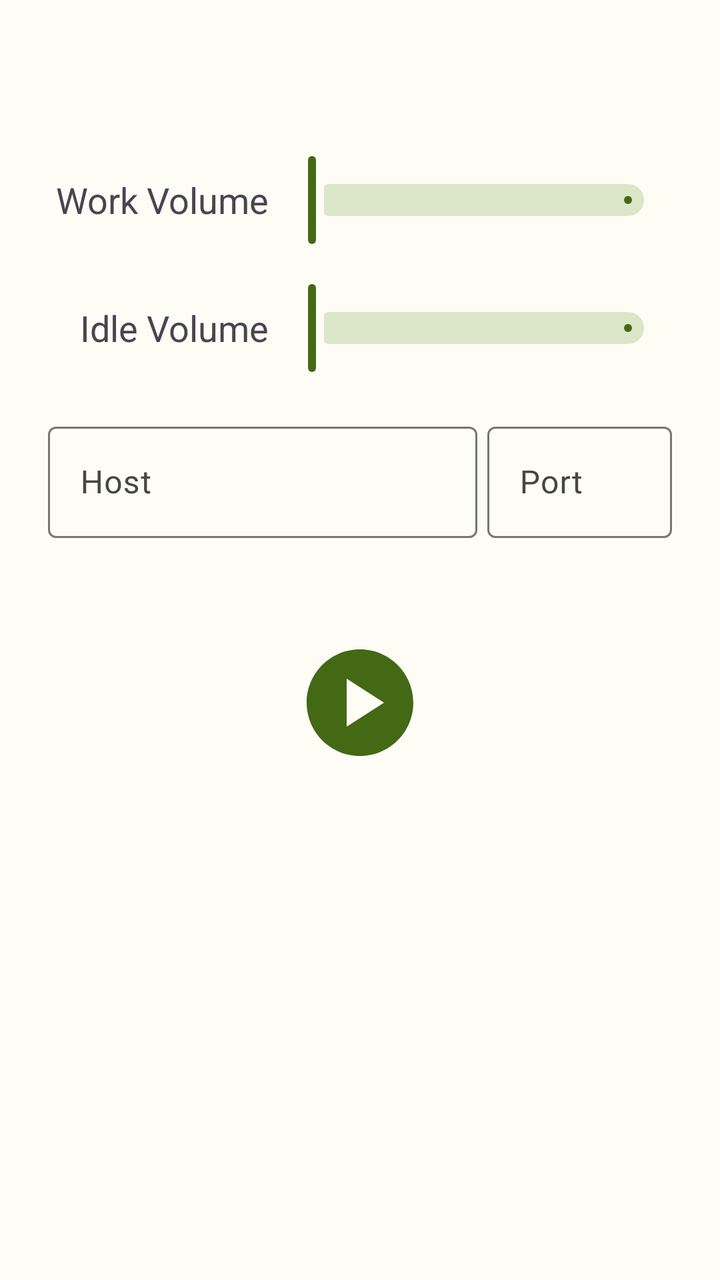
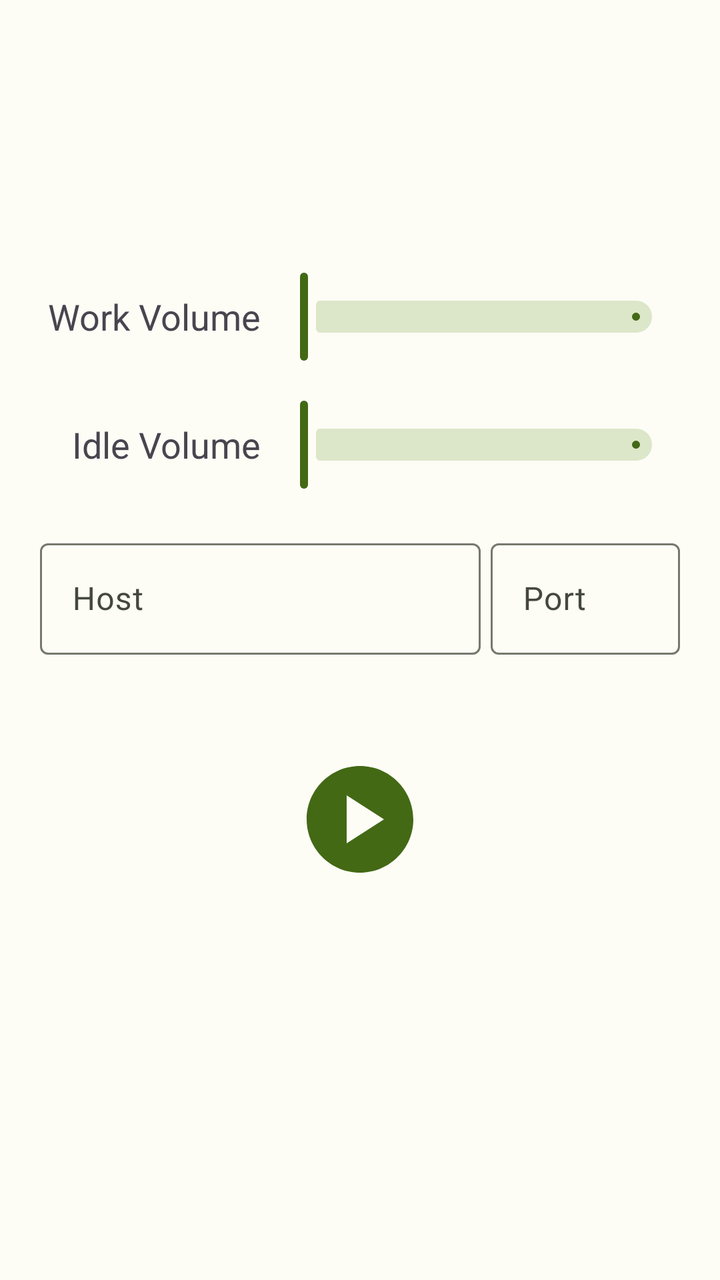

Two renders of the same Android screen: before a commit and after it. Below are the layout's source before the change and the commit's diff.
<!-- AndroidManifest.xml: application theme AppTheme -->
<!-- res/layout/fragment_home.xml -->
<?xml version="1.0" encoding="utf-8"?>
<androidx.constraintlayout.widget.ConstraintLayout xmlns:android="http://schemas.android.com/apk/res/android"
    xmlns:app="http://schemas.android.com/apk/res-auto"
    xmlns:tools="http://schemas.android.com/tools"
    android:layout_width="match_parent"
    android:layout_height="match_parent"
    tools:context=".ui.HomeFragment">

    <LinearLayout
        android:layout_width="match_parent"
        android:layout_height="match_parent"
        android:layout_marginStart="24dp"
        android:layout_marginEnd="24dp"
        android:orientation="vertical"
        android:paddingTop="60dp"
        android:paddingBottom="30dp"
        app:layout_constraintBottom_toBottomOf="parent"
        app:layout_constraintEnd_toEndOf="parent"
        app:layout_constraintStart_toStartOf="parent"
        app:layout_constraintTop_toTopOf="parent">

        <LinearLayout
            android:layout_width="match_parent"
            android:layout_height="wrap_content"
            android:layout_marginTop="16dp"
            android:orientation="horizontal">

            <TextView
                android:layout_width="wrap_content"
                android:layout_height="wrap_content"
                android:gravity="center_vertical|end"
                android:minWidth="110dp"
                android:minHeight="48dp"
                android:singleLine="true"
                android:text="@string/work_volume"
                android:textSize="18sp" />

            <com.google.android.material.slider.Slider
                android:id="@+id/slider_work_volume"
                android:stepSize="1.0"
                app:tickVisible="false"
                android:layout_width="0dp"
                android:layout_height="wrap_content"
                android:layout_gravity="center_vertical"
                android:layout_weight="7"
                tools:ignore="SpeakableTextPresentCheck" />
        </LinearLayout>

        <LinearLayout
            android:layout_width="match_parent"
            android:layout_height="wrap_content"
            android:layout_marginTop="16dp"
            android:orientation="horizontal">

            <TextView
                android:layout_width="wrap_content"
                android:layout_height="wrap_content"
                android:gravity="center_vertical|end"
                android:minWidth="110dp"
                android:minHeight="48dp"
                android:singleLine="true"
                android:text="@string/idle_volume"
                android:textSize="18sp" />

            <com.google.android.material.slider.Slider
                android:id="@+id/slider_idle_volume"
                android:stepSize="1.0"
                app:tickVisible="false"
                android:layout_width="0dp"
                android:layout_height="wrap_content"
                android:layout_gravity="center_vertical"
                android:layout_weight="7"
                tools:ignore="SpeakableTextPresentCheck" />
        </LinearLayout>

        <LinearLayout
            android:layout_width="match_parent"
            android:layout_height="wrap_content"
            android:layout_marginTop="20dp"
            android:orientation="horizontal">

            <com.google.android.material.textfield.TextInputLayout
                android:id="@+id/text_field_host_layout"
                android:hint="Host"
                app:errorEnabled="true"
                android:layout_width="0dp"
                android:layout_height="wrap_content"
                android:layout_weight="7">

                <com.google.android.material.textfield.TextInputEditText
                    android:id="@+id/text_field_host"
                    android:layout_width="match_parent"
                    android:layout_height="wrap_content" />

            </com.google.android.material.textfield.TextInputLayout>

            <com.google.android.material.textfield.TextInputLayout
                android:id="@+id/text_field_port_layout"
                android:hint="Port"
                app:errorEnabled="true"
                android:layout_width="0dp"
                android:layout_height="wrap_content"
                android:layout_weight="3"
                android:layout_marginStart="5dp">

                <com.google.android.material.textfield.TextInputEditText
                    android:id="@+id/text_field_port"
                    android:layout_width="match_parent"
                    android:layout_height="wrap_content" />

            </com.google.android.material.textfield.TextInputLayout>

        </LinearLayout>

        <LinearLayout
            android:layout_width="match_parent"
            android:layout_height="wrap_content"
            android:layout_marginTop="16dp"
            android:gravity="center_horizontal"
            android:orientation="horizontal">

            <com.google.android.material.button.MaterialButton
                android:id="@+id/button_start"
                style="@style/Widget.Material3.Button.IconButton"
                app:icon="@drawable/baseline_play_circle"
                app:iconSize="64dp"
                android:layout_width="wrap_content"
                android:layout_height="wrap_content"
                tools:ignore="SpeakableTextPresentCheck" />

        </LinearLayout>

        <LinearLayout
            android:layout_width="match_parent"
            android:layout_height="match_parent"
            android:layout_marginTop="16dp"
            android:orientation="horizontal">

            <TextView
                android:id="@+id/textViewInfo"
                android:layout_width="wrap_content"
                android:layout_height="wrap_content"
                android:scrollbars="vertical"
                android:textSize="16sp" />
        </LinearLayout>

    </LinearLayout>

</androidx.constraintlayout.widget.ConstraintLayout>
<!-- resources referenced by this layout -->
<resources>
  <!-- drawable baseline_play_circle (drawable) -->
  <vector android:height="24dp" android:tint="#000000"
      android:viewportHeight="24" android:viewportWidth="24"
      android:width="24dp" xmlns:android="http://schemas.android.com/apk/res/android">
      <path android:fillColor="@android:color/white" android:pathData="M12,2C6.48,2 2,6.48 2,12s4.48,10 10,10s10,-4.48 10,-10S17.52,2 12,2zM9.5,16.5v-9l7,4.5L9.5,16.5z"/>
  </vector>
  <string name="idle_volume">Idle Volume</string>
  <string name="work_volume">Work Volume</string>
  <color name="md_theme_light_primary">#436915</color>
  <color name="md_theme_light_onPrimary">#FFFFFF</color>
  <color name="md_theme_light_primaryContainer">#C2F18D</color>
  <color name="md_theme_light_onPrimaryContainer">#0F2000</color>
  <color name="md_theme_light_secondary">#57624A</color>
  <color name="md_theme_light_onSecondary">#FFFFFF</color>
  <color name="md_theme_light_secondaryContainer">#DBE7C8</color>
  <color name="md_theme_light_onSecondaryContainer">#151E0B</color>
  <color name="md_theme_light_tertiary">#386663</color>
  <color name="md_theme_light_onTertiary">#FFFFFF</color>
  <color name="md_theme_light_tertiaryContainer">#BBECE8</color>
  <color name="md_theme_light_onTertiaryContainer">#00201F</color>
  <color name="md_theme_light_error">#BA1A1A</color>
  <color name="md_theme_light_errorContainer">#FFDAD6</color>
  <color name="md_theme_light_onError">#FFFFFF</color>
  <color name="md_theme_light_onErrorContainer">#410002</color>
  <color name="md_theme_light_background">#FDFCF5</color>
  <color name="md_theme_light_onBackground">#1B1C18</color>
  <color name="md_theme_light_surface">#FDFCF5</color>
  <color name="md_theme_light_onSurface">#1B1C18</color>
  <color name="md_theme_light_surfaceVariant">#E1E4D5</color>
  <color name="md_theme_light_onSurfaceVariant">#44483D</color>
  <color name="md_theme_light_outline">#75796C</color>
  <color name="md_theme_light_inverseOnSurface">#F2F1E9</color>
  <color name="md_theme_light_inverseSurface">#30312C</color>
  <color name="md_theme_light_inversePrimary">#A7D474</color>
  <!-- unchanged entries left out for length: 1 -->
</resources>

<!-- the commit's change to res/layout/fragment_home.xml (unified diff, before → after) -->
@@ -8,12 +8,9 @@
 
     <LinearLayout
         android:layout_width="match_parent"
-        android:layout_height="match_parent"
-        android:layout_marginStart="24dp"
-        android:layout_marginEnd="24dp"
+        android:layout_height="wrap_content"
+        android:layout_marginHorizontal="20dp"
         android:orientation="vertical"
-        android:paddingTop="60dp"
-        android:paddingBottom="30dp"
         app:layout_constraintBottom_toBottomOf="parent"
         app:layout_constraintEnd_toEndOf="parent"
         app:layout_constraintStart_toStartOf="parent"
@@ -132,7 +129,7 @@
 
         <LinearLayout
             android:layout_width="match_parent"
-            android:layout_height="match_parent"
+            android:layout_height="50dp"
             android:layout_marginTop="16dp"
             android:orientation="horizontal">
 
